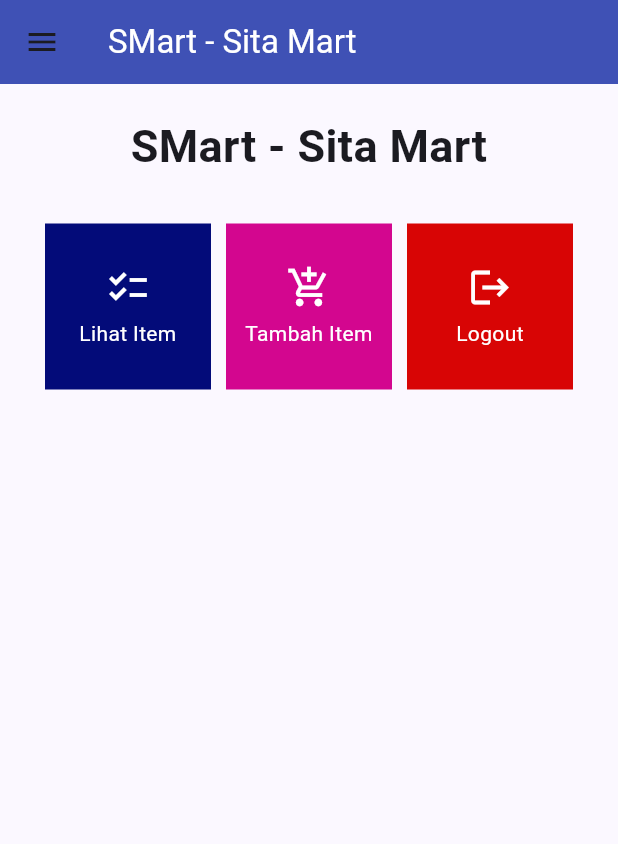
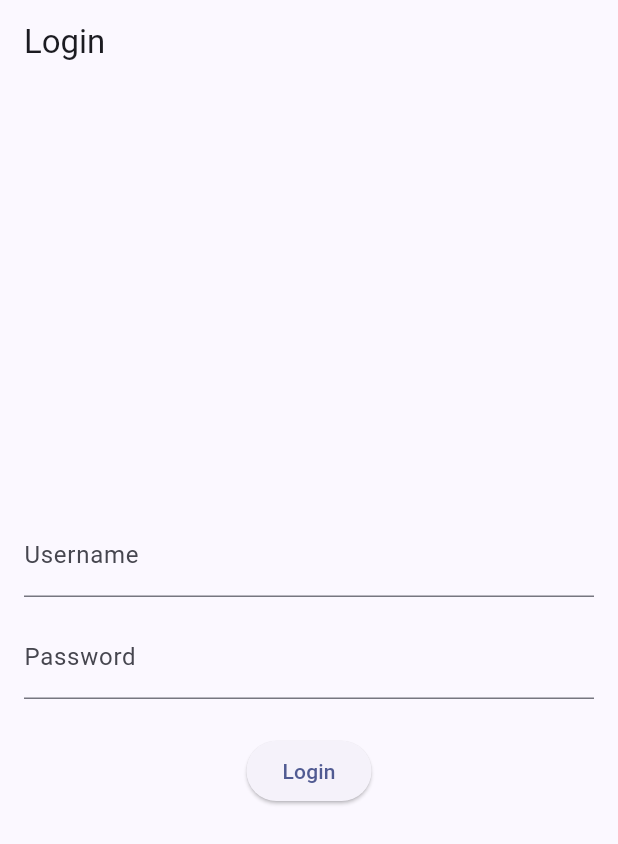
Before and after one commit to sitaamirasyarifah/smart_mobile, a Flutter app: the screen it shows after launch, on a phone screen of 412 x 824 dp. Shown: the top 844 px of the screen. Run offline on Flutter 3.47's test engine with Material 2 defaults, Android fonts, the phone set to English and light mode, and no system bars; missing offline and left inert: pbp_django_auth.

Commit message:
TUGAS 9 DONE

```diff
--- a/lib/main.dart
+++ b/lib/main.dart
@@ -1,13 +1,13 @@
 import 'package:flutter/material.dart';
 import 'package:smart_mobile/screens/menu.dart';
 import 'package:smart_mobile/widget/model.dart';
-
+import 'package:provider/provider.dart';
+import 'package:pbp_django_auth/pbp_django_auth.dart';
+import 'package:smart_mobile/screens/login.dart';
 
 List<Barang> modelList = [];
 void main() {
-
   runApp(const MyApp());
-
 }
 
 class MyApp extends StatelessWidget {
@@ -16,14 +16,35 @@
   // This widget is the root of your application.
     @override
     Widget build(BuildContext context) {
-    return MaterialApp(
+        return Provider(
+            create: (_) {
+                CookieRequest request = CookieRequest();
+                return request;
+            },
+            child: MaterialApp(
                 title: 'SMart - Sita Mart',
                 theme: ThemeData(
+                    // This is the theme of your application.
+                    //
+                    // TRY THIS: Try running your application with "flutter run". You'll see
+                    // the application has a blue toolbar. Then, without quitting the app,
+                    // try changing the seedColor in the colorScheme below to Colors.green
+                    // and then invoke "hot reload" (save your changes or press the "hot
+                    // reload" button in a Flutter-supported IDE, or press "r" if you used
+                    // the command line to start the app).
+                    //
+                    // Notice that the counter didn't reset back to zero; the application
+                    // state is not lost during the reload. To reset the state, use hot
+                    // restart instead.
+                    //
+                    // This works for code too, not just values: Most code changes can be
+                    // tested with just a hot reload.
+
                     colorScheme: ColorScheme.fromSeed(seedColor: Colors.indigo),
                     useMaterial3: true,
                 ),
-      home: MyHomePage(),
-
+                home: LoginPage(),
+            ),
         );
     }
 }
--- /dev/null
+++ b/lib/screens/login.dart
@@ -0,0 +1,114 @@
+import 'package:smart_mobile/screens/menu.dart';
+import 'package:flutter/material.dart';
+import 'package:pbp_django_auth/pbp_django_auth.dart';
+import 'package:provider/provider.dart';
+
+void main() {
+    runApp(const LoginApp());
+}
+
+class LoginApp extends StatelessWidget {
+const LoginApp({super.key});
+
+@override
+Widget build(BuildContext context) {
+    return MaterialApp(
+        title: 'Login',
+        theme: ThemeData(
+            primarySwatch: Colors.blue,
+    ),
+    home: const LoginPage(),
+    );
+    }
+}
+
+class LoginPage extends StatefulWidget {
+    const LoginPage({super.key});
+
+    @override
+    _LoginPageState createState() => _LoginPageState();
+}
+
+class _LoginPageState extends State<LoginPage> {
+    final TextEditingController _usernameController = TextEditingController();
+    final TextEditingController _passwordController = TextEditingController();
+
+    @override
+    Widget build(BuildContext context) {
+        final request = context.watch<CookieRequest>();
+        return Scaffold(
+            appBar: AppBar(
+                title: const Text('Login'),
+            ),
+            body: Container(
+                padding: const EdgeInsets.all(16.0),
+                child: Column(
+                    mainAxisAlignment: MainAxisAlignment.center,
+                    children: [
+                        TextField(
+                            controller: _usernameController,
+                            decoration: const InputDecoration(
+                                labelText: 'Username',
+                            ),
+                        ),
+                        const SizedBox(height: 12.0),
+                        TextField(
+                            controller: _passwordController,
+                            decoration: const InputDecoration(
+                                labelText: 'Password',
+                            ),
+                            obscureText: true,
+                        ),
+                        const SizedBox(height: 24.0),
+                        ElevatedButton(
+                            onPressed: () async {
+                                String username = _usernameController.text;
+                                String password = _passwordController.text;
+
+                                // Cek kredensial
+                                // TODO: Ganti URL dan jangan lupa tambahkan trailing slash (/) di akhir URL!
+                                // Untuk menyambungkan Android emulator dengan Django pada localhost,
+                                // gunakan URL http://10.0.2.2/
+                                final response = await request.login("https://syifa-kaffa-tugas.pbp.cs.ui.ac.id/auth/login/", {
+                                'username': username,
+                                'password': password,
+                                });
+
+                                if (request.loggedIn) {
+                                    String message = response['message'];
+                                    String uname = response['username'];
+                                    Navigator.pushReplacement(
+                                        context,
+                                        MaterialPageRoute(builder: (context) => MyHomePage()),
+                                    );
+                                    ScaffoldMessenger.of(context)
+                                        ..hideCurrentSnackBar()
+                                        ..showSnackBar(
+                                            SnackBar(content: Text("$message Selamat datang, $uname.")));
+                                    } else {
+                                    showDialog(
+                                        context: context,
+                                        builder: (context) => AlertDialog(
+                                            title: const Text('Login Gagal'),
+                                            content:
+                                                Text(response['message']),
+                                            actions: [
+                                                TextButton(
+                                                    child: const Text('OK'),
+                                                    onPressed: () {
+                                                        Navigator.pop(context);
+                                                    },
+                                                ),
+                                            ],
+                                        ),
+                                    );
+                                }
+                            },
+                            child: const Text('Login'),
+                        ),
+                    ],
+                ),
+            ),
+        );
+    }
+}
--- a/pubspec.yaml
+++ b/pubspec.yaml
@@ -35,6 +35,9 @@
   # The following adds the Cupertino Icons font to your application.
   # Use with the CupertinoIcons class for iOS style icons.
   cupertino_icons: ^1.0.2
+  provider: ^6.1.1
+  pbp_django_auth: ^0.4.0
+  http: ^1.1.0
 
 dev_dependencies:
   flutter_test:
```
Also changed, not shown: lib/models/product.dart (added, +69 -0 lines), lib/screens/detail_product.dart (added, +54 -0 lines), lib/screens/list_product.dart (added, +107 -0 lines), lib/widget/card.dart (+35 -5 lines), lib/widget/left_drawer.dart (+24 -12 lines), pubspec.lock, 3 other files. Lines whose indentation alone changed are shown as unchanged.
